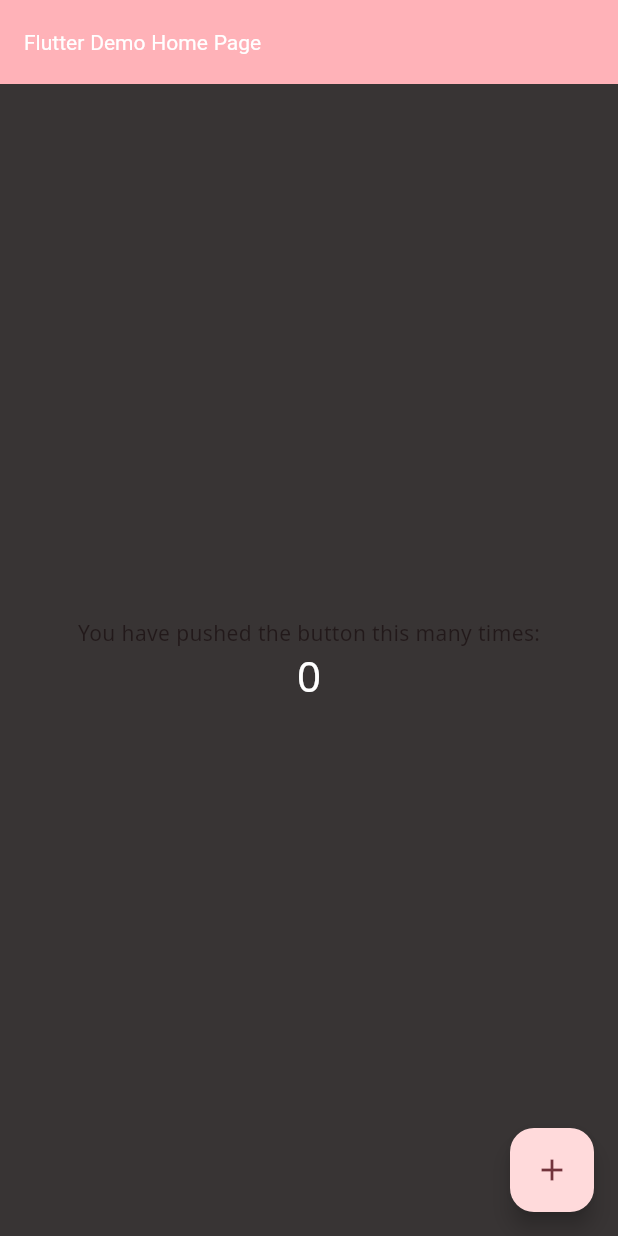
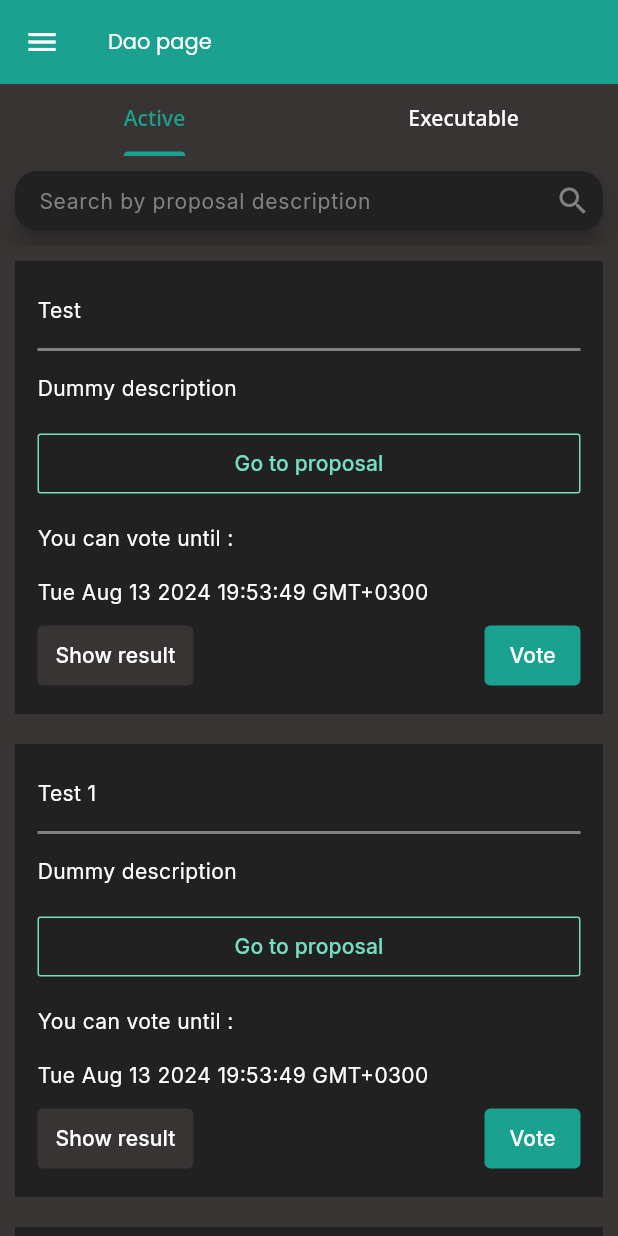
Before and after one commit to codescalers/Threefold-App, a Flutter app: the screen it shows after launch, on a phone screen of 412 x 824 dp. Run offline on Flutter 3.47's test engine with Material 3 defaults, Android fonts, the phone set to English and light mode, and no system bars; our stand-ins replace google_fonts.

Commit message:
feat: added dao page

```diff
--- /dev/null
+++ b/threefold_connect/lib/features/dao page/data/dao_card_model.dart
@@ -0,0 +1,11 @@
+class DaoCardDetails {
+  String text;
+  String description;
+  String date;
+
+  DaoCardDetails({
+    required this.text,
+    required this.description,
+    required this.date,
+  });
+}
--- /dev/null
+++ b/threefold_connect/lib/features/dao page/data/dummy_data.dart
@@ -0,0 +1,34 @@
+
+
+import 'dao_card_model.dart';
+
+var daoDetailsList = [
+  DaoCardDetails(
+    text: 'Test',
+    description: 'Dummy description',
+    date: 'Tue Aug 13 2024 19:53:49 GMT+0300',
+  ),
+  DaoCardDetails(
+    text: 'Test 1',
+    description: 'Dummy description',
+    date: 'Tue Aug 13 2024 19:53:49 GMT+0300',
+  ),
+  DaoCardDetails(
+    text: 'Test 2',
+    description: 'Dummy description',
+    date: 'Tue Aug 13 2024 19:53:49 GMT+0300',
+  ),
+  DaoCardDetails(
+    text: 'Test 3',
+    description: 'Dummy description',
+    date: 'Tue Aug 13 2024 19:53:49 GMT+0300',
+  ),
+  DaoCardDetails(
+    text: 'Test 4',
+    description: 'Dummy description',
+    date: 'Tue Aug 13 2024 19:53:49 GMT+0300',
+  ),
+];
+
+
+var farmList =['Option 1', 'Option 2', 'Option 3' , 'List', 'Option 1', 'Option 2', 'Option 3' , 'List' , 'Option 1', 'Option 2', 'Option 3' , 'List', 'Option 1', 'Option 2', 'Option 3' , 'List' , 'Option 1', 'Option 2', 'Option 3' , 'List', 'Option 1', 'Option 2', 'Option 3' , 'List'];
--- /dev/null
+++ b/threefold_connect/lib/features/dao page/presentation/pages/dao_page.dart
@@ -0,0 +1,78 @@
+import 'package:flutter/material.dart';
+import 'package:threefold_connect/features/dao%20page/presentation/widgets/active_widget.dart';
+import 'package:threefold_connect/features/dao%20page/presentation/widgets/executable_widget.dart';
+import 'package:threefold_connect/theme/theme.dart';
+import 'package:threefold_connect/widgets/app_bar.dart';
+
+class DaoPage extends StatefulWidget {
+  const DaoPage({super.key});
+
+  @override
+  State<DaoPage> createState() => _DaoPageState();
+}
+
+//TODO : Executable page
+class _DaoPageState extends State<DaoPage> {
+  @override
+  Widget build(BuildContext context) {
+    return DefaultTabController(
+      length: 2,
+      child: Scaffold(
+        appBar: const MyAppBar( title: 'Dao page'),
+        body: Column(
+          children: [
+            PreferredSize(
+            preferredSize: const Size.fromHeight(50.0),
+            child: Container(
+              color: Theme.of(context).scaffoldBackgroundColor,
+              child: TabBar(
+                labelColor: Theme.of(context).colorScheme.primary,
+                indicatorColor: primaryColor,
+                unselectedLabelColor: white,
+                dividerColor: Theme.of(context).scaffoldBackgroundColor,
+                tabs: const [
+                  Tab(text: 'Active'),
+                  Tab(text: 'Executable'),
+                ],
+              ),
+            ),
+          ),
+            Padding(
+              padding: const EdgeInsets.all(10),
+              child: SizedBox(
+                height: 40,
+                child: SearchBar(
+                  trailing: const <Widget>[
+                    Icon(
+                      Icons.search,
+                      color: grey,
+                    )
+                  ],
+                  backgroundColor: MaterialStateProperty.all<Color>(secondryColor),
+                  hintText: "Search by proposal description",
+                  hintStyle: MaterialStateProperty.all<TextStyle>(
+                      TextStyle(color: grey, fontFamily: inter, fontSize: 14)),
+                  textStyle: MaterialStateProperty.all<TextStyle>(
+                      TextStyle(color: grey, fontFamily: inter, fontSize: 14)),
+                  shape: MaterialStateProperty.all<OutlinedBorder>(
+                    RoundedRectangleBorder(
+                      borderRadius: BorderRadius.circular(15),
+                    ),
+                  ),
+                ),
+              ),
+            ),
+            const Expanded(
+              child: TabBarView(
+                children: [
+                  ActiveWidget(),
+                  ExecutableWidget(),
+                ],
+              ),
+            ),
+          ],
+        ),
+      ),
+    );
+  }
+}
--- /dev/null
+++ b/threefold_connect/lib/features/dao page/presentation/widgets/active_widget.dart
@@ -0,0 +1,46 @@
+import 'package:flutter/material.dart';
+import 'package:threefold_connect/features/dao%20page/data/dao_card_model.dart';
+import 'package:threefold_connect/features/dao%20page/data/dummy_data.dart';
+import 'package:threefold_connect/features/dao%20page/presentation/widgets/dao_card.dart';
+
+
+class ActiveWidget extends StatefulWidget {
+  const ActiveWidget({super.key});
+
+  @override
+  State<ActiveWidget> createState() => _ActiveWidgetState();
+}
+
+class _ActiveWidgetState extends State<ActiveWidget> {
+  List<DaoCardDetails> daoList=[];
+
+  @override
+  void initState() {
+    // TODO: Fetch list an update it and remove this dummy data line
+    daoList= daoDetailsList;
+    super.initState();
+  }
+
+  @override
+  Widget build(BuildContext context) {
+    return Scaffold(
+      body: SingleChildScrollView(
+        child: Column(
+          mainAxisSize: MainAxisSize.min,
+          children: _buildDaoCardList(daoList),
+        ),
+      ),
+    );
+  }
+}
+
+
+List<DaoCard> _buildDaoCardList(List<DaoCardDetails> list) {
+  return list.map((item) {
+    return DaoCard(
+      text: item.text,
+      description: item.description,
+      date: item.date,
+    );
+  }).toList();
+}
--- /dev/null
+++ b/threefold_connect/lib/features/dao page/presentation/widgets/dao_card.dart
@@ -0,0 +1,158 @@
+import 'package:flutter/material.dart';
+import 'package:threefold_connect/features/dao%20page/presentation/widgets/show_result_dialog.dart';
+import 'package:threefold_connect/features/dao%20page/presentation/widgets/vote_dialog.dart';
+import 'package:threefold_connect/theme/theme.dart';
+
+
+class DaoCard extends StatefulWidget {
+  final String text;
+  final String description;
+  final String date;
+  const DaoCard({
+    required this.text,
+    required this.description,
+    required this.date,
+    super.key,
+  });
+
+  @override
+  State<DaoCard> createState() => _DaoCardState();
+}
+
+class _DaoCardState extends State<DaoCard> {
+  @override
+  Widget build(BuildContext context) {
+    return Container(
+      margin: const EdgeInsets.all(10),
+      padding: const EdgeInsets.all(15),
+      color: Theme.of(context).colorScheme.secondary,
+      child: Column(
+        crossAxisAlignment: CrossAxisAlignment.start,
+        children: [
+          Padding(
+            padding: const EdgeInsets.symmetric(vertical: 8),
+            child: Text(
+              widget.text,
+              style: TextStyle(
+                color: white,
+                fontFamily: inter,
+              ),
+              textAlign: TextAlign.start,
+            ),
+          ),
+          const Divider(
+            thickness: 2,
+            color: grey,
+          ),
+          Padding(
+            padding: const EdgeInsets.symmetric(vertical: 8),
+            child: Text(
+              widget.description,
+              style: TextStyle(
+                color: white,
+                fontFamily: inter,
+              ),
+              textAlign: TextAlign.start,
+            ),
+          ),
+          Padding(
+            padding: const EdgeInsets.symmetric(vertical: 8),
+            child: TextButton(
+              onPressed: () {},
+              style: TextButton.styleFrom(
+                shape: RoundedRectangleBorder(
+                  borderRadius: BorderRadius.circular(2),
+                ),
+                side: const BorderSide(
+                  color: teritaryColor,
+                ),
+              ),
+              child: SizedBox(
+                width: double.infinity,
+                child: Text(
+                  'Go to proposal',
+                  style: TextStyle(
+                    color: teritaryColor,
+                    fontFamily: interBold,
+                  ),
+                  textAlign: TextAlign.center,
+                ),
+              ),
+            ),
+          ),
+          Padding(
+            padding: const EdgeInsets.symmetric(vertical: 8),
+            child: Align(
+              alignment: Alignment.centerLeft,
+              child: Text(
+                'You can vote until :',
+                style: TextStyle(
+                  color: white,
+                  fontFamily: interBold,
+                ),
+                textAlign: TextAlign.start,
+              ),
+            ),
+          ),
+          Padding(
+            padding: const EdgeInsets.symmetric(vertical: 8),
+            child: Align(
+              alignment: Alignment.centerLeft,
+              child: Text(
+                widget.date,
+                style: TextStyle(
+                  color: white,
+                  fontFamily: inter,
+                ),
+                textAlign: TextAlign.start,
+              ),
+            ),
+          ),
+          Row(
+            mainAxisAlignment: MainAxisAlignment.spaceBetween,
+            children: [
+              TextButton(
+                onPressed: () {
+                  showDialog(
+                      context: context, builder: (_) => const ShowResultDialog());
+                },
+                style: TextButton.styleFrom(
+                  shape: RoundedRectangleBorder(
+                    borderRadius: BorderRadius.circular(4),
+                  ),
+                  backgroundColor: backgroundColor,
+                ),
+                child: Text(
+                  'Show result',
+                  style: TextStyle(
+                    color: white,
+                    fontFamily: interBold,
+                  ),
+                ),
+              ),
+              TextButton(
+                onPressed: () {
+                  showDialog(
+                      context: context, builder: (_) => const VoteDialog());
+                },
+                style: TextButton.styleFrom(
+                  shape: RoundedRectangleBorder(
+                    borderRadius: BorderRadius.circular(4),
+                  ),
+                  backgroundColor: primaryColor,
+                ),
+                child: Text(
+                  'Vote',
+                  style: TextStyle(
+                    color: white,
+                    fontFamily: interBold,
+                  ),
+                ),
+              ),
+            ],
+          ),
+        ],
+      ),
+    );
+  }
+}
--- a/threefold_connect/lib/main.dart
+++ b/threefold_connect/lib/main.dart
@@ -1,4 +1,5 @@
 import 'package:flutter/material.dart';
+import 'package:threefold_connect/features/dao%20page/presentation/pages/dao_page.dart';
 import 'package:threefold_connect/theme/theme.dart';
 void main() {
   runApp(const MyApp());
@@ -13,7 +14,7 @@
     return MaterialApp(
       title: 'Flutter Demo',
            theme: threefoldTheme,
-      home: const MyHomePage(title: 'Flutter Demo Home Page'),
+      home: const DaoPage(),
     );
   }
 }
--- a/threefold_connect/lib/theme/theme.dart
+++ b/threefold_connect/lib/theme/theme.dart
@@ -9,6 +9,8 @@
 const white = Color(0xFFFFFFFF);
 const darkred = Color(0xFFA11A1A);
 const grey = Color(0xFF818181);
+const backgroundGrey = Color(0xFF323232);
+
 
 // Fonts
 var poppins = GoogleFonts.poppins().fontFamily;
--- a/threefold_connect/lib/widgets/app_bar.dart
+++ b/threefold_connect/lib/widgets/app_bar.dart
@@ -1,4 +1,6 @@
 import 'package:flutter/material.dart';
+
+import '../theme/theme.dart';
 
 class MyAppBar extends StatelessWidget implements PreferredSizeWidget {
   final String title;
@@ -8,7 +10,7 @@
   @override
   Widget build(BuildContext context) {
     return AppBar(
-      title: Text(title),
+      title: Text(title , style: TextStyle(fontFamily: poppins),),
       leading: IconButton(
         icon: const Icon(Icons.menu),
         onPressed: () {},
```
Also changed, not shown: threefold_connect/lib/features/dao page/presentation/widgets/executable_widget.dart (added, +46 -0 lines), threefold_connect/lib/features/dao page/presentation/widgets/show_result_dialog.dart (added, +168 -0 lines), threefold_connect/lib/features/dao page/presentation/widgets/vote_dialog.dart (added, +126 -0 lines).
